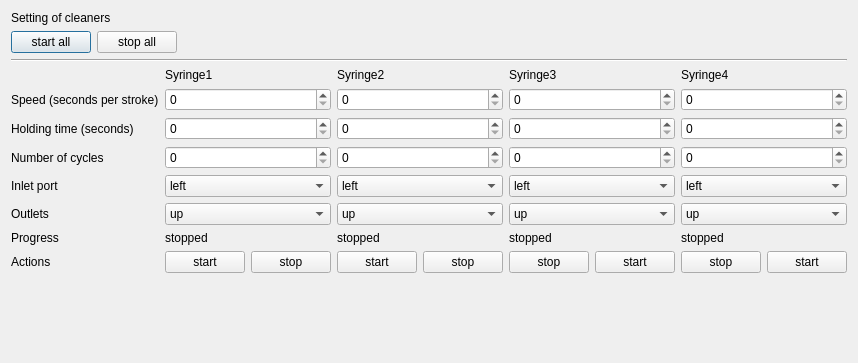
Qt form cleaner_dialog.ui (jackey-qiu/PSD_controller) before a commit.
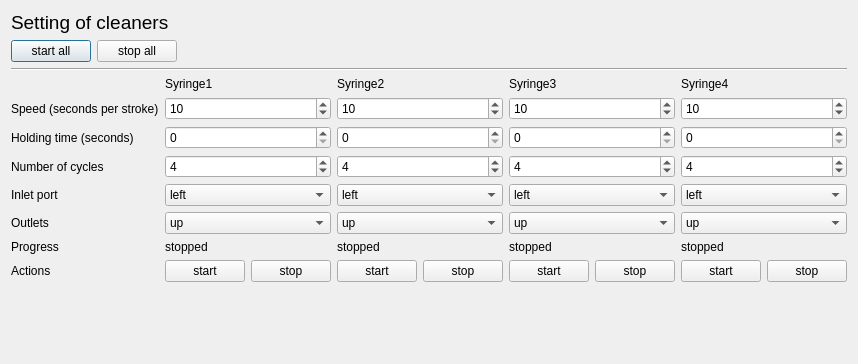
The same form after that commit.

Patch:
```diff
--- a/cleaner_dialog.ui
+++ b/cleaner_dialog.ui
@@ -7,7 +7,7 @@
     <x>0</x>
     <y>0</y>
     <width>801</width>
-    <height>363</height>
+    <height>364</height>
    </rect>
   </property>
   <property name="windowTitle">
@@ -22,6 +22,13 @@
        <verstretch>0</verstretch>
       </sizepolicy>
      </property>
+     <property name="font">
+      <font>
+       <pointsize>14</pointsize>
+       <weight>50</weight>
+       <bold>false</bold>
+      </font>
+     </property>
      <property name="text">
       <string>Setting of cleaners</string>
      </property>
@@ -194,13 +201,6 @@
      </item>
      <item row="7" column="3">
       <layout class="QHBoxLayout" name="horizontalLayout_4">
-       <item>
-        <widget class="QPushButton" name="pushButton_stop_syringe_3">
-         <property name="text">
-          <string>stop</string>
-         </property>
-        </widget>
-       </item>
        <item>
         <widget class="QPushButton" name="pushButton_start_syringe_3">
          <property name="text">
@@ -208,17 +208,17 @@
          </property>
         </widget>
        </item>
+       <item>
+        <widget class="QPushButton" name="pushButton_stop_syringe_3">
+         <property name="text">
+          <string>stop</string>
+         </property>
+        </widget>
+       </item>
       </layout>
      </item>
      <item row="7" column="4">
       <layout class="QHBoxLayout" name="horizontalLayout_5">
-       <item>
-        <widget class="QPushButton" name="pushButton_stop_syringe_4">
-         <property name="text">
-          <string>stop</string>
-         </property>
-        </widget>
-       </item>
        <item>
         <widget class="QPushButton" name="pushButton_start_syringe_4">
          <property name="text">
@@ -226,34 +226,65 @@
          </property>
         </widget>
        </item>
+       <item>
+        <widget class="QPushButton" name="pushButton_stop_syringe_4">
+         <property name="text">
+          <string>stop</string>
+         </property>
+        </widget>
+       </item>
       </layout>
      </item>
      <item row="1" column="1">
       <widget class="QSpinBox" name="spinBox_speed_syringe_1">
+       <property name="minimum">
+        <number>5</number>
+       </property>
        <property name="maximum">
         <number>10000</number>
        </property>
+       <property name="value">
+        <number>10</number>
+       </property>
       </widget>
      </item>
      <item row="1" column="2">
       <widget class="QSpinBox" name="spinBox_speed_syringe_2">
+       <property name="minimum">
+        <number>5</number>
+       </property>
        <property name="maximum">
         <number>10000</number>
        </property>
+       <property name="value">
+        <number>10</number>
+       </property>
       </widget>
      </item>
      <item row="1" column="3">
       <widget class="QSpinBox" name="spinBox_speed_syringe_3">
+       <property name="minimum">
+        <number>5</number>
+       </property>
        <property name="maximum">
         <number>10000</number>
        </property>
+       <property name="value">
+        <number>10</number>
+       </property>
       </widget>
      </item>
      <item row="1" column="4">
       <widget class="QSpinBox" name="spinBox_speed_syringe_4">
+       <property name="minimum">
+        <number>5</number>
+       </property>
        <property name="maximum">
         <number>10000</number>
        </property>
+       <property name="value">
+        <number>10</number>
+       </property>
       </widget>
      </item>
      <item row="2" column="1">
@@ -285,16 +316,44 @@
       </widget>
      </item>
      <item row="3" column="1">
-      <widget class="QSpinBox" name="spinBox_cycles_syringe_1"/>
+      <widget class="QSpinBox" name="spinBox_cycles_syringe_1">
+       <property name="minimum">
+        <number>1</number>
+       </property>
+       <property name="value">
+        <number>4</number>
+       </property>
+      </widget>
      </item>
      <item row="3" column="2">
-      <widget class="QSpinBox" name="spinBox_cycles_syringe_2"/>
+      <widget class="QSpinBox" name="spinBox_cycles_syringe_2">
+       <property name="minimum">
+        <number>1</number>
+       </property>
+       <property name="value">
+        <number>4</number>
+       </property>
+      </widget>
      </item>
      <item row="3" column="3">
-      <widget class="QSpinBox" name="spinBox_cycles_syringe_3"/>
+      <widget class="QSpinBox" name="spinBox_cycles_syringe_3">
+       <property name="minimum">
+        <number>1</number>
+       </property>
+       <property name="value">
+        <number>4</number>
+       </property>
+      </widget>
      </item>
      <item row="3" column="4">
-      <widget class="QSpinBox" name="spinBox_cycles_syringe_4"/>
+      <widget class="QSpinBox" name="spinBox_cycles_syringe_4">
+       <property name="minimum">
+        <number>1</number>
+       </property>
+       <property name="value">
+        <number>4</number>
+       </property>
+      </widget>
      </item>
      <item row="4" column="1">
       <widget class="QComboBox" name="comboBox_inlet_port_syringe_1">
```
Left out of the diff: 4 changed lines with no effect on the pictures.
